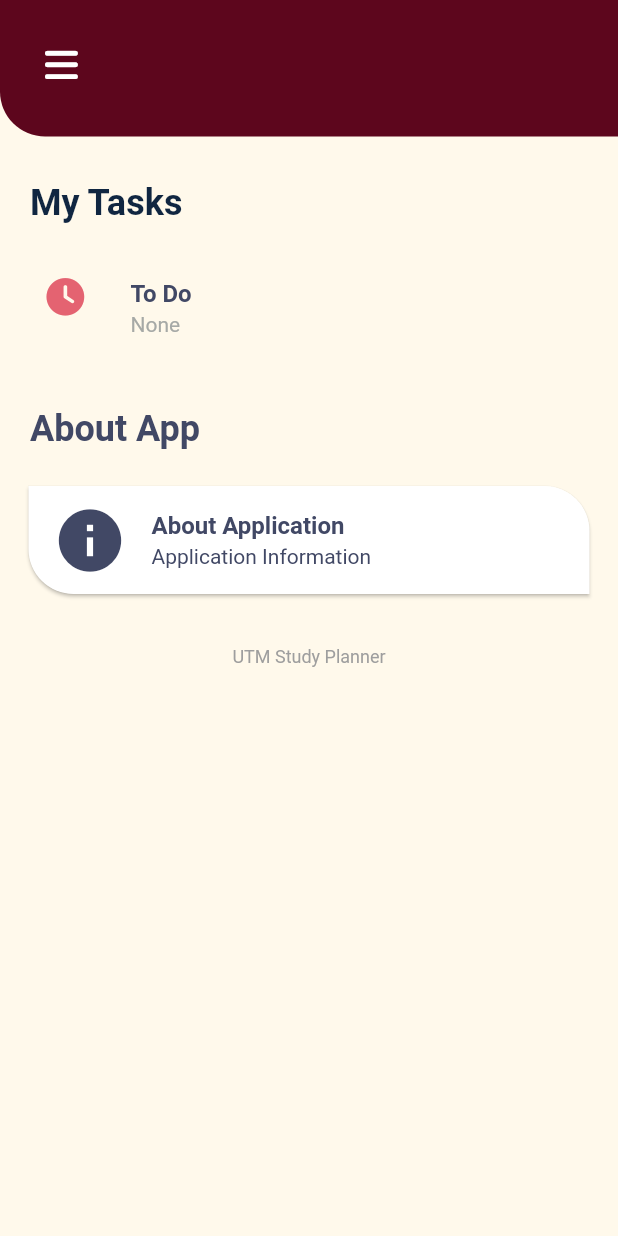
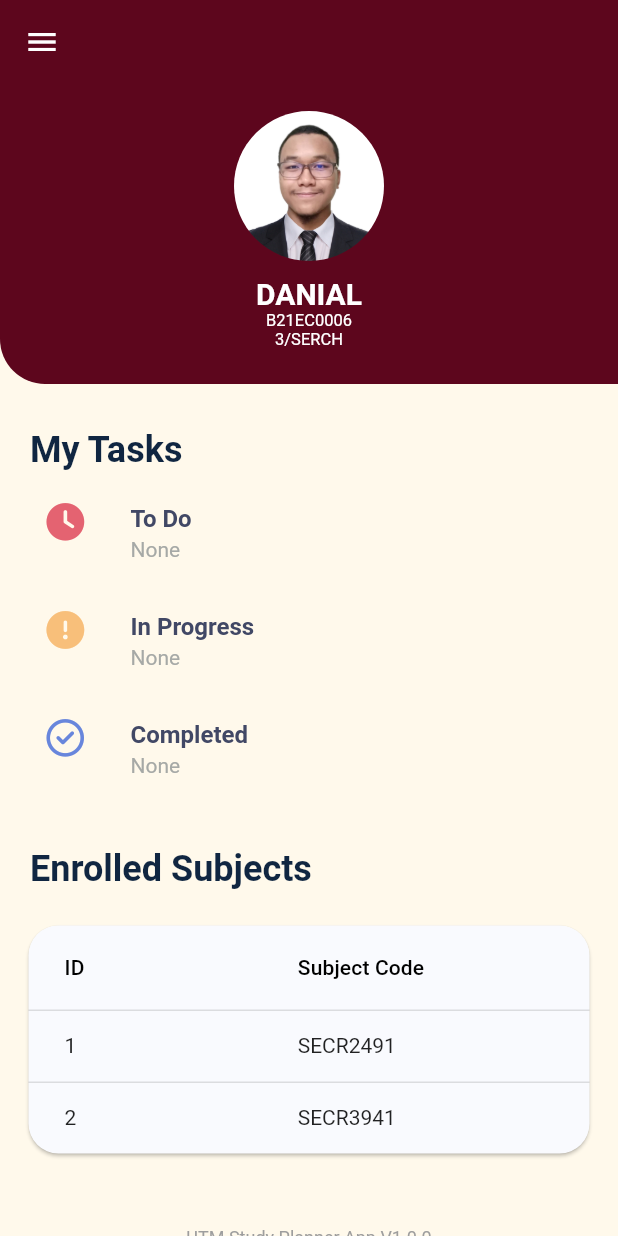
Before and after one commit to Loximity-oss/UTM-Study-Planner, a Flutter app: the homepage screen opened directly, on a phone screen of 412 x 824 dp. Run offline on Flutter 3.47's test engine with Material 2 defaults, Android fonts, the phone set to English and light mode, and no system bars; our stand-ins replace font_awesome_flutter, hive, hive_flutter, introduction_screen; accounts and stored records are empty; project files that could hold a hidden picture were left out.

Commit message:
Completed Homescreen.

```diff
--- /dev/null
+++ b/utmstudyplanner_mobile/lib/views/home/drawer.dart
@@ -0,0 +1,12 @@
+import 'package:flutter/cupertino.dart';
+import 'package:flutter/material.dart';
+import 'package:font_awesome_flutter/font_awesome_flutter.dart';
+
+
+class Drawer{
+  static getDrawer(){
+    return Drawer(
+      child:
+    )
+  }
+}
--- a/utmstudyplanner_mobile/lib/views/home/homescreen.dart
+++ b/utmstudyplanner_mobile/lib/views/home/homescreen.dart
@@ -1,74 +1,140 @@
+import 'package:flutter/cupertino.dart';
 import 'package:flutter/material.dart';
 import 'package:font_awesome_flutter/font_awesome_flutter.dart';
-import 'package:hive_flutter/hive_flutter.dart';
-import '../login.dart';
 
 
+//todo sharedpreferences, user/password storage.
+
 class homepage extends StatelessWidget {
+  final GlobalKey<ScaffoldState> _homepageKey = GlobalKey<ScaffoldState>();
   @override
   Widget build(BuildContext context) {
     return Scaffold(
+      backgroundColor: const Color.fromARGB(255, 255, 249, 235),
         drawer: Drawer(
-        // Add a ListView to the drawer. This ensures the user can scroll
-        // through the options in the drawer if there isn't enough vertical
-        // space to fit everything.
         child: ListView(
-          // Important: Remove any padding from the ListView.
           padding: EdgeInsets.zero,
           children: [
             const DrawerHeader(
               decoration: BoxDecoration(
-                color: Colors.blue,
+                color: Color.fromARGB(255, 93, 6, 29),
               ),
-              child: Text('Drawer Header'),
+              child: Text('UTM Study Planner', style: TextStyle(color: Colors.white)),
             ),
             ListTile(
-              title: const Text('Item 1'),
+              leading: FaIcon(FontAwesomeIcons.house, color: Colors.black),
+              title: const Text('Home'),
               onTap: () {
                 // Update the state of the app.
                 // ...
               },
             ),
             ListTile(
-              title: const Text('Item 2'),
+              leading: FaIcon(FontAwesomeIcons.calendar, color: Colors.black),
+              title: const Text('Calendar'),
+              onTap: () {
+                // Update the state of the app.
+                // ...
+              },
+            ),
+            ListTile(
+              leading: FaIcon(FontAwesomeIcons.gear, color: Colors.black),
+              title: const Text('Settings'),
+              onTap: () {
+                // Update the state of the app.
+                // ...
+              },
+            ),
+
+            Container(
+              child: Align(
+                alignment: FractionalOffset.bottomCenter,
+                child: Column(
+                  children: [
+                    Divider(),
+                    ListTile(
+                      leading: FaIcon(FontAwesomeIcons.arrowUpRightFromSquare, color: Colors.black),
+                      title: const Text('Logout'),
                       onTap: () {
                         // Update the state of the app.
                         // ...
                       },
                     ),
                   ],
+                )
               ),
             ),
-      appBar: PreferredSize(
-          preferredSize: const Size.fromHeight(0),
-          child: AppBar(
-            // Here we create one to set status bar color
-            backgroundColor: const Color.fromARGB(255, 93, 6, 29), // Set any color of status bar you want; or it defaults to your theme's primary color
-          )),
-      backgroundColor: const Color.fromARGB(255, 255, 249, 235),
-      body: CustomScrollView(
+
+          ],
+        ),
+      ),
+
+
+
+      body: NestedScrollView( //where appBar resides
+        headerSliverBuilder: (context, innerBoxIsScrolled) {
+          return <Widget>[
+            SliverAppBar(
+              backgroundColor: const Color.fromARGB(255, 93, 6, 29),
+              elevation: 0,
+              title: Center(
+                child: PreferredSize(
+                    child: ClipPath(
+                      child: Container(
+                        width: MediaQuery.of(context).size.width,
+                        height: 60,
+                        child: Column(
+                          mainAxisAlignment: MainAxisAlignment.center,
+                        ),
+                      ),
+                    ),
+                    preferredSize: Size.fromHeight(kToolbarHeight + 150)
+                ),
+              ),
+              floating: false,
+              pinned: false,
+            ),
+          ];
+        },
+        body: CustomScrollView( // main content
           slivers: <Widget>[
             SliverList(
               delegate: SliverChildListDelegate(
                 [
                   Container(
                     padding: const EdgeInsets.fromLTRB(5.0, 15.0, 5.0, 20.0),
+                    height: 200,
                     decoration: const BoxDecoration(
                       color: Color.fromARGB(255, 93, 6, 29),
                       borderRadius: BorderRadius.only(
                         bottomLeft: Radius.circular(30.0),
                       ),
                     ),
-                  child: const ListTile(
-                    contentPadding: EdgeInsets.fromLTRB(25, 0, 0, 0),
-                    leading: FaIcon(FontAwesomeIcons.bars,
-                        size: 25, color: Colors.white),
+                    child: Column(
+                      mainAxisAlignment: MainAxisAlignment.center,
+                      children: <Widget>[
+                        Container(
+                          width: 100,
+                          height: 100,
+                          decoration: const BoxDecoration(
+                            shape: BoxShape.circle,
+                            image: DecorationImage(image: AssetImage('assets/Profile/default.jpg')),
                           ),
+                        ),
+                        SizedBox(height: 10),
+                        Container(child: Text('DANIAL',textAlign: TextAlign.center, style: TextStyle(color: Colors.white, fontSize: 20, fontWeight: FontWeight.bold), )), //TODO: link with backend
+                        Container(child: Text('B21EC0006',textAlign: TextAlign.center, style: TextStyle(color: Colors.white, fontSize: 11,),)),
+                        Container(child: Text('3/SERCH',textAlign: TextAlign.center, style: TextStyle(color: Colors.white, fontSize: 11,),)),
 
+                      ],
+                    ),
                   ),
                 ],
               ),
             ),
+
+
+            //Todo List Section
             SliverList(
               delegate: SliverChildListDelegate(
                 [
@@ -85,12 +151,13 @@ class homepage extends StatelessWidget {
                               fontWeight: FontWeight.bold),
                           textAlign: TextAlign.start,
                         ),
+
                       ],
                     ),
                   ),
 
                   Container(
-                  padding: const EdgeInsets.fromLTRB(15.0, 15.0, 15.0, 1.0),
+                    padding: const EdgeInsets.fromLTRB(15.0, 0, 15.0, 0),
                     child: Column(
                       mainAxisSize: MainAxisSize.min,
                       children: const <Widget>[
@@ -99,6 +166,54 @@ class homepage extends StatelessWidget {
                               size: 25, color: Color.fromARGB(255, 228, 99, 113)),
                           title: Text(
                             'To Do',
+                            style: TextStyle(
+                                color: Color.fromARGB(255, 65, 72, 101),
+                                fontWeight: FontWeight.bold),
+                          ),
+                          subtitle: Text('None',
+                            style: TextStyle(
+                              color: Color.fromARGB(255, 166, 169, 166),
+                            ),
+                          ),
+                        ),
+                      ],
+                    ),
+                  ),
+
+                  Container(
+                    padding: const EdgeInsets.fromLTRB(15.0, 0, 15.0, 0),
+                    child: Column(
+                      mainAxisSize: MainAxisSize.min,
+                      children: const <Widget>[
+                        ListTile(
+                          leading: FaIcon(FontAwesomeIcons.circleExclamation,
+                              size: 25, color: Color.fromARGB(255, 248, 191, 122)),
+                          title: Text(
+                            'In Progress',
+                            style: TextStyle(
+                                color: Color.fromARGB(255, 65, 72, 101),
+                                fontWeight: FontWeight.bold),
+                          ),
+                          subtitle: Text('None',
+                            style: TextStyle(
+                              color: Color.fromARGB(255, 166,169,166),
+                            ),
+                          ),
+                        ),
+                      ],
+                    ),
+                  ),
+
+                  Container(
+                    padding: const EdgeInsets.fromLTRB(15.0, 0, 15.0, 0),
+                    child: Column(
+                      mainAxisSize: MainAxisSize.min,
+                      children: const <Widget>[
+                        ListTile(
+                          leading: FaIcon(FontAwesomeIcons.circleCheck,
+                              size: 25, color: Color.fromARGB(255, 104, 134, 220)),
+                          title: Text(
+                            'Completed',
                             style: TextStyle(
                                 color: Color.fromARGB(255, 65, 72, 101),
                                 fontWeight: FontWeight.bold),
@@ -124,11 +239,11 @@ class homepage extends StatelessWidget {
                     padding: const EdgeInsets.fromLTRB(20.0, 30.0, 20.0, 5.0),
                     child: Row(
                       mainAxisAlignment: MainAxisAlignment.spaceBetween,
-                    children: <Widget>[
+                      children: const <Widget>[
                         Text(
-                        "About App",
+                          "Enrolled Subjects",
                           style: TextStyle(
-                            color: Color.fromARGB(255, 65, 72, 101),
+                              color: Color.fromARGB(255, 16, 38 ,65),
                               fontSize: 24.0,
                               fontWeight: FontWeight.bold),
                           textAlign: TextAlign.start,
@@ -136,54 +251,45 @@ class homepage extends StatelessWidget {
                       ],
                     ),
                   ),
-                Container(
-                  padding: const EdgeInsets.fromLTRB(15.0, 15.0, 15.0, 1.0),
+
+                  Container( //table container
+                    padding: const EdgeInsets.fromLTRB(15.0, 15.0, 15.0, 15.0),
                     child: Card(
+                        color: Color.fromARGB(255, 249, 250, 254),
                         shape: RoundedRectangleBorder(
-                      borderRadius: BorderRadius.only(
-                        bottomLeft: Radius.circular(30.0),
-                        topRight: Radius.circular(30.0),
+                        borderRadius: BorderRadius.all(Radius.circular(20)),
                         ),
+                        child: DataTable(
+                          columns: [
+                            DataColumn(
+                            label: Text('ID'),
                           ),
-                    child: InkWell(
-                      onTap: () {
-                        Navigator.push(
-                          context,
-                          MaterialPageRoute(
-                              builder: (context) => loginPage()),
-                        );
-                      },
-                      child: Column(
-                        mainAxisSize: MainAxisSize.min,
-                        children: const <Widget>[
-                          ListTile(
-                            leading: Icon(Icons.info,
-                                size: 50, color: Color.fromARGB(255, 65, 72, 101)),
-                            title: Text(
-                              'About Application',
-                              style: TextStyle(
-                                  color: Color.fromARGB(255, 65, 72, 101),
-                                  fontWeight: FontWeight.bold),
+                            DataColumn(
+                            label: Text('Subject Code'),
                           ),
-                            subtitle: Text('Application Information',
-                                style: TextStyle(
-                                  color: Color.fromARGB(255, 65, 72, 101),
-                                )),
-                          ),
+                          ],
+                          rows: [
+                            DataRow(cells:[
+                            DataCell(Text('1')),
+                            DataCell(Text('SECR2491')),
+                          ]),
+                            DataRow(cells:[
+                            DataCell(Text('2')),
+                            DataCell(Text('SECR3941')),
+                          ]),
                         ],
                       ),
                     ),
                   ),
-                ),
+
                   Container(
-                  padding: const EdgeInsets.fromLTRB(20.0, 30.0, 20.0, 20.0),
-                  child: Row(
+                    padding: const EdgeInsets.fromLTRB(20.0, 30.0, 20.0, 10.0),
+                    child: Row (
                       mainAxisAlignment: MainAxisAlignment.center,
-                    children: const <Widget>[
+                      children: [
                         Text(
-                        "UTM Study Planner",
-                        style: TextStyle(color: Colors.grey, fontSize: 12.0),
-                        textAlign: TextAlign.start,
+                          "UTM Study Planner App V1.0.0",
+                          style: TextStyle(color: Colors.grey, fontSize: 12.0)
                         ),
                       ],
                     ),
@@ -193,6 +299,7 @@ class homepage extends StatelessWidget {
             ),
           ],
         ),
+      ),
     );
   }
 }
--- a/utmstudyplanner_mobile/pubspec.yaml
+++ b/utmstudyplanner_mobile/pubspec.yaml
@@ -33,6 +33,7 @@ dependencies:
   hive_flutter: ^1.1.0
   introduction_screen: ^3.0.2
   font_awesome_flutter: 10.1.0
+  data_tables: 1.4.0
 
 dev_dependencies:
   flutter_test:
@@ -60,6 +61,8 @@ flutter:
   assets:
      - assets/splash.png
      - assets/onboarding/
+     - assets/Profile/default.jpg
+     - assets/logo.png
 
 
   # An image asset can refer to one or more resolution-specific "variants", see
```
Also changed, not shown: utmstudyplanner_mobile/assets/Profile/default.jpg (added), utmstudyplanner_mobile/assets/logo.png (added), utmstudyplanner_mobile/pubspec.lock. Lines whose indentation alone changed are shown as unchanged.
